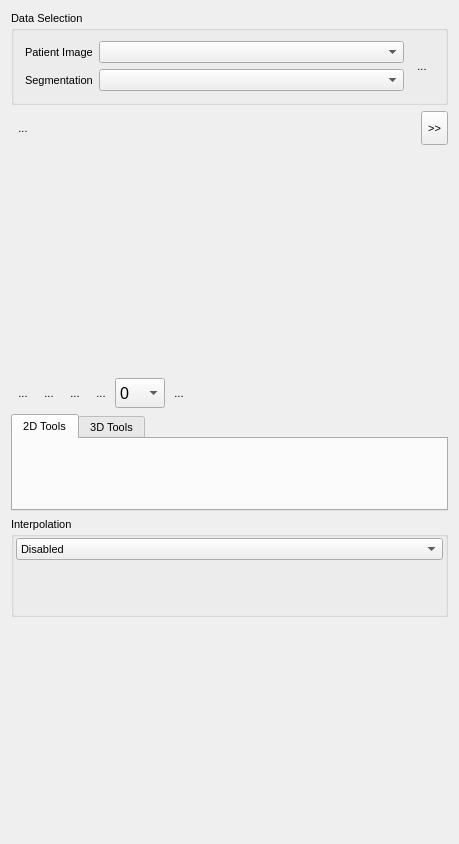
Before: the Qt Designer form Plugins/org.mitk.gui.qt.multilabelsegmentation/src/internal/QmitkMultiLabelSegmentationControls.ui in MITK/MITK, drawn with Qt 5.
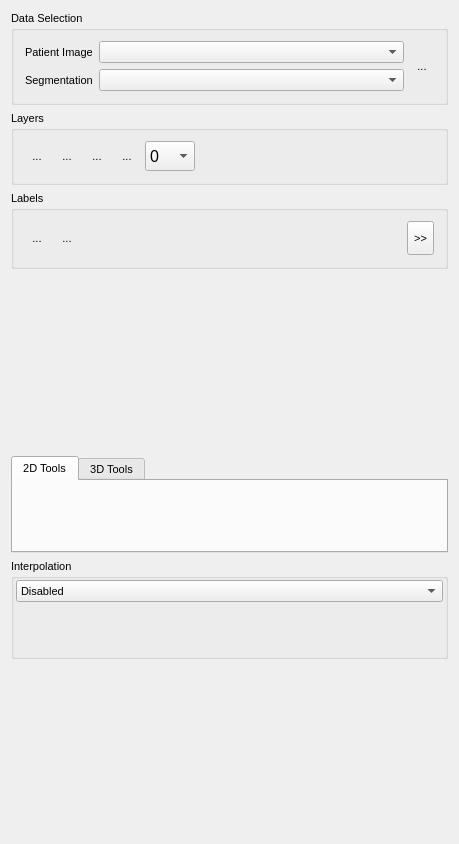
After: the same form once the commit is applied. Icons and pictures are not drawn. Custom widgets are drawn as their Qt base class.

Commit message: Add group boxes for label and layer elements. Buttons are now permanently visible and set to be enable/disable. Change order of layer buttons (first) and label gui elemelents (second).

The edit to the form file:
```diff
--- a/Plugins/org.mitk.gui.qt.multilabelsegmentation/src/internal/QmitkMultiLabelSegmentationControls.ui
+++ b/Plugins/org.mitk.gui.qt.multilabelsegmentation/src/internal/QmitkMultiLabelSegmentationControls.ui
@@ -113,109 +113,17 @@
     </widget>
    </item>
    <item>
-    <layout class="QHBoxLayout" name="horizontalLayout_5">
-     <property name="spacing">
-      <number>3</number>
+    <widget class="QGroupBox" name="groupBox_Layer">
+     <property name="title">
+      <string>Layers</string>
      </property>
-     <property name="bottomMargin">
-      <number>4</number>
-     </property>
-     <item>
-      <widget class="QToolButton" name="m_pbNewLabel">
-       <property name="toolTip">
-        <string>Add a new label to the current segmentation session</string>
-       </property>
-       <property name="text">
-        <string>...</string>
-       </property>
-       <property name="icon">
-        <iconset resource="../../resources/multilabelsegmentation.qrc">
-         <normaloff>:/multilabelsegmentation/NewLabel_48x48.png</normaloff>:/multilabelsegmentation/NewLabel_48x48.png</iconset>
-       </property>
-       <property name="iconSize">
-        <size>
-         <width>28</width>
-         <height>28</height>
-        </size>
-       </property>
-       <property name="shortcut">
-        <string>N</string>
-       </property>
-       <property name="autoRaise">
+     <property name="flat">
         <bool>true</bool>
-       </property>
-      </widget>
-     </item>
-     <item>
-      <spacer name="horizontalSpacer">
-       <property name="orientation">
-        <enum>Qt::Horizontal</enum>
-       </property>
-       <property name="sizeHint" stdset="0">
-        <size>
-         <width>5</width>
-         <height>20</height>
-        </size>
-       </property>
-      </spacer>
-     </item>
-     <item>
-      <widget class="QToolButton" name="m_pbShowLabelTable">
-       <property name="minimumSize">
-        <size>
-         <width>0</width>
-         <height>34</height>
-        </size>
-       </property>
-       <property name="toolTip">
-        <string>Show a table with all labels in the current segmentation session</string>
-       </property>
-       <property name="text">
-        <string>&gt;&gt;</string>
-       </property>
-       <property name="iconSize">
-        <size>
-         <width>28</width>
-         <height>28</height>
-        </size>
        </property>
        <property name="checkable">
-        <bool>true</bool>
-       </property>
-       <property name="autoRaise">
         <bool>false</bool>
        </property>
-       <property name="arrowType">
-        <enum>Qt::NoArrow</enum>
-       </property>
-      </widget>
-     </item>
-    </layout>
-   </item>
-   <item>
-    <widget class="QmitkLabelSetWidget" name="m_LabelSetWidget" native="true">
-     <property name="sizePolicy">
-      <sizepolicy hsizetype="Preferred" vsizetype="MinimumExpanding">
-       <horstretch>0</horstretch>
-       <verstretch>0</verstretch>
-      </sizepolicy>
-     </property>
-     <property name="minimumSize">
-      <size>
-       <width>0</width>
-       <height>20</height>
-      </size>
-     </property>
-    </widget>
-   </item>
-   <item>
     <layout class="QHBoxLayout" name="horizontalLayout">
-     <property name="spacing">
-      <number>2</number>
-     </property>
-     <property name="sizeConstraint">
-      <enum>QLayout::SetDefaultConstraint</enum>
-     </property>
      <item>
       <widget class="QToolButton" name="m_btAddLayer">
        <property name="toolTip">
@@ -344,6 +252,57 @@
       </widget>
      </item>
      <item>
+       <spacer name="horizontalSpacer1">
+        <property name="orientation">
+         <enum>Qt::Horizontal</enum>
+        </property>
+        <property name="sizeHint" stdset="0">
+         <size>
+          <width>0</width>
+          <height>20</height>
+         </size>
+        </property>
+       </spacer>
+      </item>
+     </layout>
+    </widget>
+   </item>
+   <item>
+    <widget class="QGroupBox" name="groupBox_Labels">
+     <property name="title">
+      <string>Labels</string>
+     </property>
+     <property name="flat">
+      <bool>true</bool>
+     </property>
+     <layout class="QHBoxLayout" name="horizontalLayout_2">
+      <item>
+       <widget class="QToolButton" name="m_pbNewLabel">
+        <property name="toolTip">
+         <string>Add a new label to the current segmentation session</string>
+        </property>
+        <property name="text">
+         <string>...</string>
+        </property>
+        <property name="icon">
+         <iconset resource="../../resources/multilabelsegmentation.qrc">
+          <normaloff>:/multilabelsegmentation/NewLabel_48x48.png</normaloff>:/multilabelsegmentation/NewLabel_48x48.png</iconset>
+        </property>
+        <property name="iconSize">
+         <size>
+          <width>28</width>
+          <height>28</height>
+         </size>
+        </property>
+        <property name="shortcut">
+         <string>N</string>
+        </property>
+        <property name="autoRaise">
+         <bool>true</bool>
+        </property>
+       </widget>
+      </item>
+      <item>
       <widget class="QToolButton" name="m_btLockExterior">
        <property name="toolTip">
         <string>Lock/Unlock exterior</string>
@@ -371,19 +330,67 @@
       </widget>
      </item>
      <item>
-      <spacer name="horizontalSpacer1">
+       <spacer name="horizontalSpacer">
        <property name="orientation">
         <enum>Qt::Horizontal</enum>
        </property>
        <property name="sizeHint" stdset="0">
         <size>
-         <width>0</width>
+          <width>301</width>
          <height>20</height>
         </size>
        </property>
       </spacer>
      </item>
-    </layout>
+      <item>
+       <widget class="QToolButton" name="m_pbShowLabelTable">
+        <property name="minimumSize">
+         <size>
+          <width>0</width>
+          <height>34</height>
+         </size>
+        </property>
+        <property name="toolTip">
+         <string>Show a table with all labels in the current segmentation session</string>
+        </property>
+        <property name="text">
+         <string>&gt;&gt;</string>
+        </property>
+        <property name="iconSize">
+         <size>
+          <width>28</width>
+          <height>28</height>
+         </size>
+        </property>
+        <property name="checkable">
+         <bool>true</bool>
+        </property>
+        <property name="autoRaise">
+         <bool>false</bool>
+        </property>
+        <property name="arrowType">
+         <enum>Qt::NoArrow</enum>
+        </property>
+       </widget>
+      </item>
+     </layout>
+    </widget>
+   </item>
+   <item>
+    <widget class="QmitkLabelSetWidget" name="m_LabelSetWidget" native="true">
+     <property name="sizePolicy">
+      <sizepolicy hsizetype="Preferred" vsizetype="MinimumExpanding">
+       <horstretch>0</horstretch>
+       <verstretch>0</verstretch>
+      </sizepolicy>
+     </property>
+     <property name="minimumSize">
+      <size>
+       <width>0</width>
+       <height>20</height>
+      </size>
+     </property>
+    </widget>
    </item>
    <item>
     <widget class="QTabWidget" name="m_tw2DTools">
```
Left out of the diff: 3 changed lines with no effect on the pictures. Lines whose indentation alone changed are shown as unchanged. The commit also changes 1 other file.
